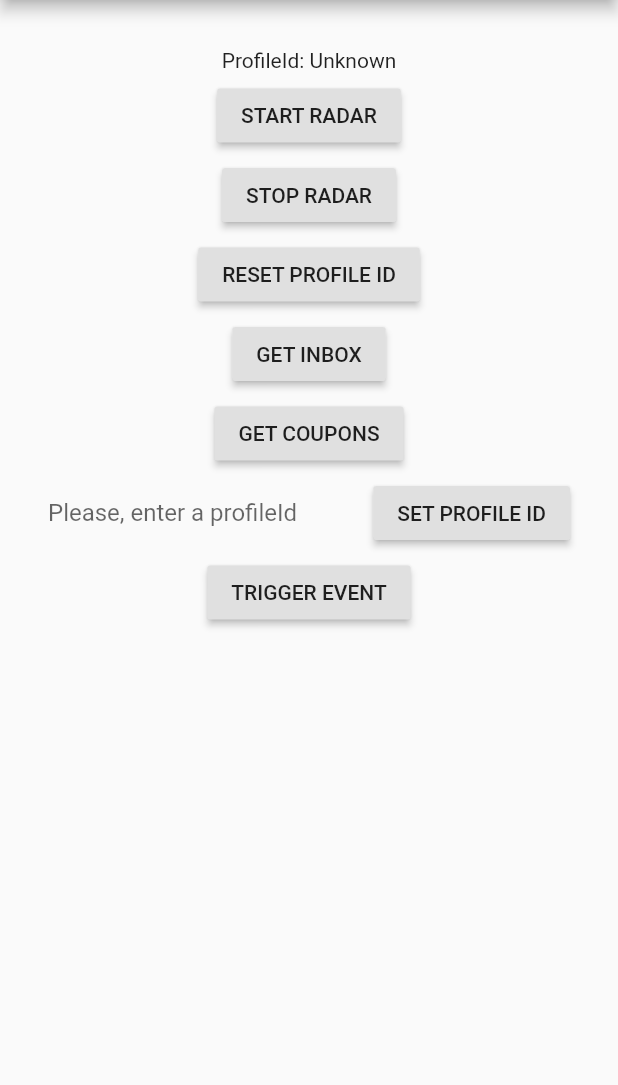
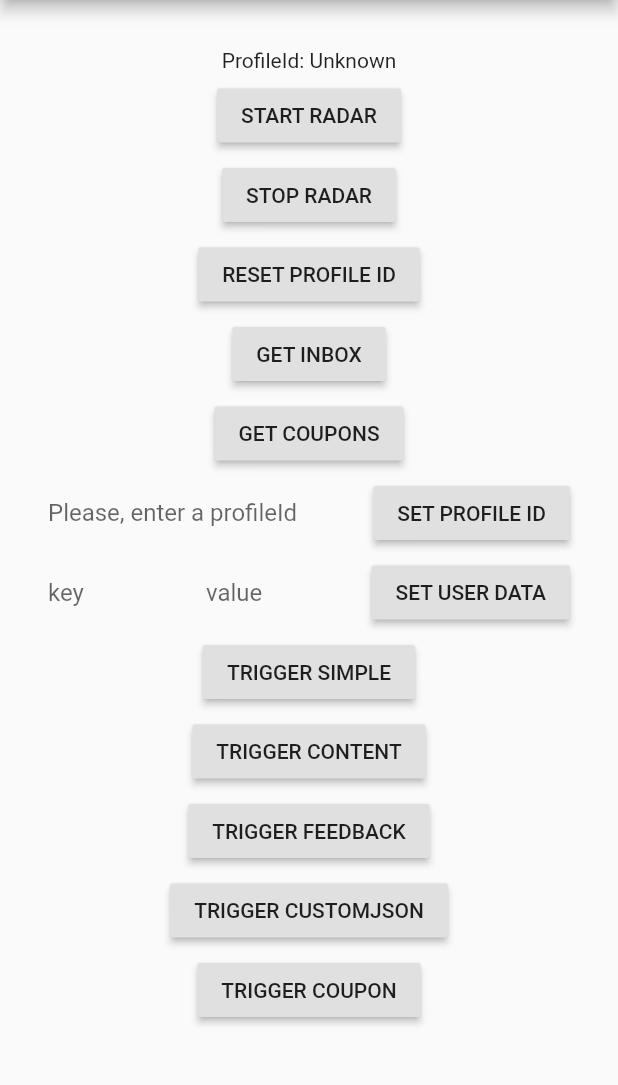
Before and after one commit to federicoboschini/flutter-nearit-sdk, a Flutter app: the screen it shows after launch, after a tap on "GET INBOX", on a phone screen of 412 x 824 dp, the part 84-1169 px from its top. Run offline on Flutter 3.47's test engine with Material 2 defaults, Android fonts, the phone set to English and light mode, and no system bars.

Commit message:
refactor(sample): update

```diff
--- a/nearit_sdk/example/lib/main.dart
+++ b/nearit_sdk/example/lib/main.dart
@@ -1,7 +1,12 @@
 import 'package:flutter/material.dart';
 import 'package:flutter/services.dart';
 import 'package:nearit_sdk/nearit_sdk.dart';
+import 'package:nearit_sdk/objects/Content.dart';
 import 'package:nearit_sdk/objects/Coupon.dart';
+import 'package:nearit_sdk/objects/CustomJSON.dart';
+import 'package:nearit_sdk/objects/NearItFeedback.dart';
+import 'package:nearit_sdk/objects/HistoryItem.dart';
+import 'package:nearit_sdk/objects/SimpleNotification.dart';
 
 void main() => runApp(new MyApp());
 
@@ -14,6 +19,8 @@ class _MyAppState extends State<MyApp> {
   String _profileId = 'Unknown';
 
   final myController = new TextEditingController();
+  final keyController = new TextEditingController();
+  final valueController = new TextEditingController();
 
   @override
   void dispose() {
@@ -63,11 +70,42 @@ class _MyAppState extends State<MyApp> {
     });
   }
 
-  getInbox() {
-    NearitSdk
-        .getInbox()
-        .then((inbox) => print("Inbox: " + inbox.toString()))
-        .catchError((error) => print(error));
+  setUserData() {
+    NearitSdk.setUserData("chiave", valueController.text);
+  }
+
+  getNotificationHistory() async {
+    List<HistoryItem> inbox;
+    try {
+      inbox = await NearitSdk.getNotificationHistory();
+    } on PlatformException {
+      print("Failed parsing inbox");
+    }
+
+    for (HistoryItem item in inbox) {
+      if (item.reaction is SimpleNotification) {
+        SimpleNotification simple = item.reaction;
+        print(simple.notificationMessage);
+      } else if (item.reaction is CustomJSON) {
+        CustomJSON customJSON = item.reaction;
+        print(customJSON.notificationMessage);
+        print(customJSON.content);
+      } else if (item.reaction is Content) {
+        Content content = item.reaction;
+        print(content.notificationMessage);
+        print("Title:" + content.title);
+        print("Content:" + content.content);
+        print("Image:" + content.image?.fullSize);
+        print(content.cta?.label);
+        print(content.cta?.url);
+      } else if (item.reaction is NearItFeedback) {
+        NearItFeedback feedback = item.reaction;
+        print(feedback.notificationMessage);
+        print(feedback.question);
+        print(feedback.trackingInfo.metadata);
+        NearitSdk.sendTracking(feedback.trackingInfo, "event");
+      }
+    }
   }
 
   getCoupons() async {
@@ -78,11 +116,40 @@ class _MyAppState extends State<MyApp> {
       print("Failed parsing coupons");
     }
 
-    print(couponList[0].image.fullSize);
+    if (couponList.isNotEmpty) {
+      Coupon coupon = couponList[0];
+      print("Title: "+ coupon.title);
+      print("Description: "+ coupon.description);
+      print("Value: "+ coupon.value);
+      print("ClaimedAt: "+ coupon.claimedAt);
+      var exp = coupon.expiresAt ?? "";
+      print("ExpiresAt: "+ exp);
+      var redeemableFrom = coupon.redeemableFrom ?? "";
+      print("ReedemableFrom: "+ redeemableFrom);
+      var redeemedAt = coupon.redeemedAt ?? "";
+      print("ReedemableAt: "+ redeemedAt);
+      print("Image: "+ coupon.image.fullSize);
+    }
   }
 
   triggerInAppEvent() async {
     NearitSdk.triggerInAppEvent("in_app_event_test");
+  }
+
+  triggerContent() async {
+    NearitSdk.triggerInAppEvent("content");
+  }
+
+  triggerFeedback() async {
+    NearitSdk.triggerInAppEvent("feedback");
+  }
+
+  triggerCustomJson() async {
+    NearitSdk.triggerInAppEvent("json");
+  }
+
+  triggerCoupon() async {
+    NearitSdk.triggerInAppEvent("coupon");
   }
 
   @override
@@ -123,7 +190,7 @@ class _MyAppState extends State<MyApp> {
                   new Padding(
                     padding: new EdgeInsets.only(top: 5.0),
                     child: new RaisedButton(
-                        child: const Text('GET INBOX'), onPressed: getInbox),
+                        child: const Text('GET INBOX'), onPressed: getNotificationHistory),
                   ),
                   new Padding(
                     padding: new EdgeInsets.only(top: 5.0),
@@ -154,11 +221,65 @@ class _MyAppState extends State<MyApp> {
                     ),
                   ),
                   new Padding(
+                    padding: new EdgeInsets.only(top: 5.0),
+                    child: new Flex(
+                      direction: Axis.horizontal,
+                      children: [
+                        new Flexible(
+                          child: new TextField(
+                            controller: keyController,
+                            decoration: new InputDecoration(
+                                border: InputBorder.none,
+                                hintText: 'key'),
+                          ),
+                        ),
+                        new Flexible(
+                          child: new TextField(
+                            controller: valueController,
+                            decoration: new InputDecoration(
+                                border: InputBorder.none,
+                                hintText: 'value'),
+                          ),
+                        ),
+                        new Padding(
+                          padding: new EdgeInsets.only(left: 5.0),
+                          child: new RaisedButton(
+                              child: const Text('SET USER DATA'),
+                              onPressed: setUserData),
+                        )
+                      ],
+                    ),
+                  ),
+                  new Padding(
                       padding: new EdgeInsets.only(top: 5.0),
                       child: new RaisedButton(
-                          child: const Text('TRIGGER EVENT'),
+                          child: const Text('TRIGGER SIMPLE'),
                           onPressed: triggerInAppEvent),
-                  )
+                  ),
+                  new Padding(
+                      padding: new EdgeInsets.only(top: 5.0),
+                      child: new RaisedButton(
+                          child: const Text('TRIGGER CONTENT'),
+                          onPressed: triggerContent),
+                  ),
+                  new Padding(
+                      padding: new EdgeInsets.only(top: 5.0),
+                      child: new RaisedButton(
+                          child: const Text('TRIGGER FEEDBACK'),
+                          onPressed: triggerFeedback),
+                  ),
+                  new Padding(
+                      padding: new EdgeInsets.only(top: 5.0),
+                      child: new RaisedButton(
+                          child: const Text('TRIGGER CUSTOMJSON'),
+                          onPressed: triggerCustomJson),
+                  ),
+                  new Padding(
+                      padding: new EdgeInsets.only(top: 5.0),
+                      child: new RaisedButton(
+                          child: const Text('TRIGGER COUPON'),
+                          onPressed: triggerCoupon),
+                  ),
                 ],
               )),
             ],
```
